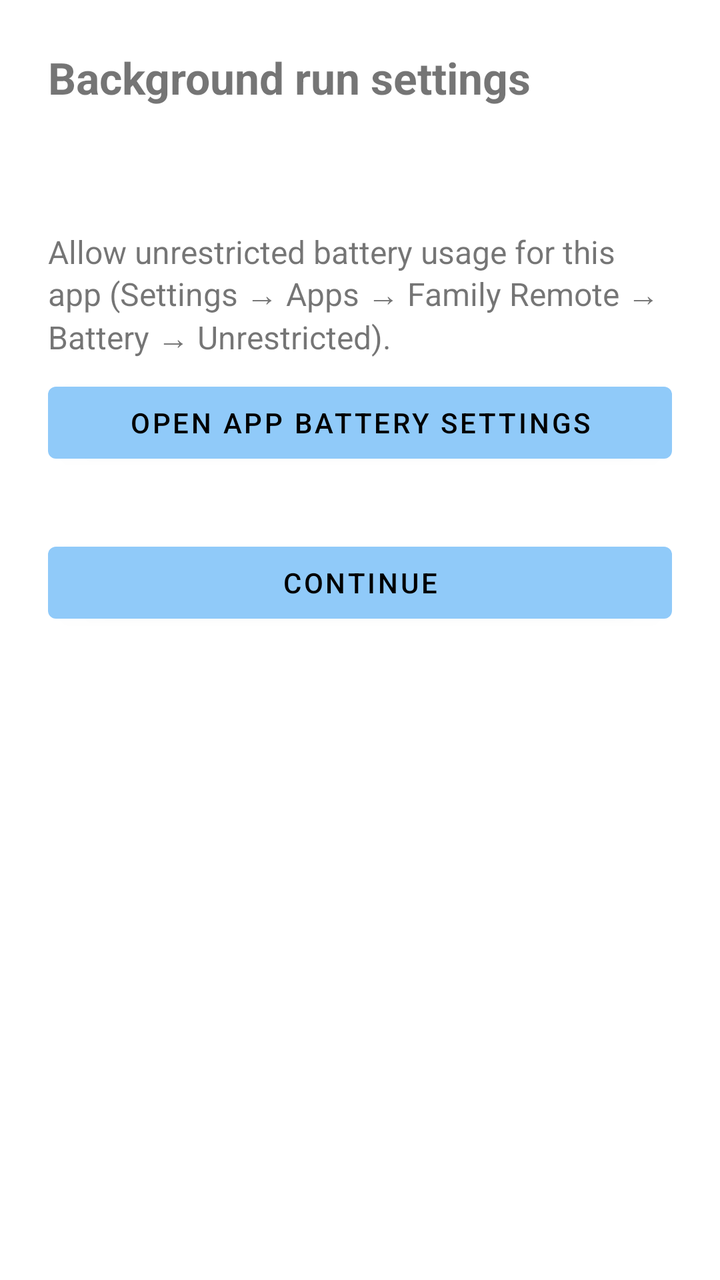
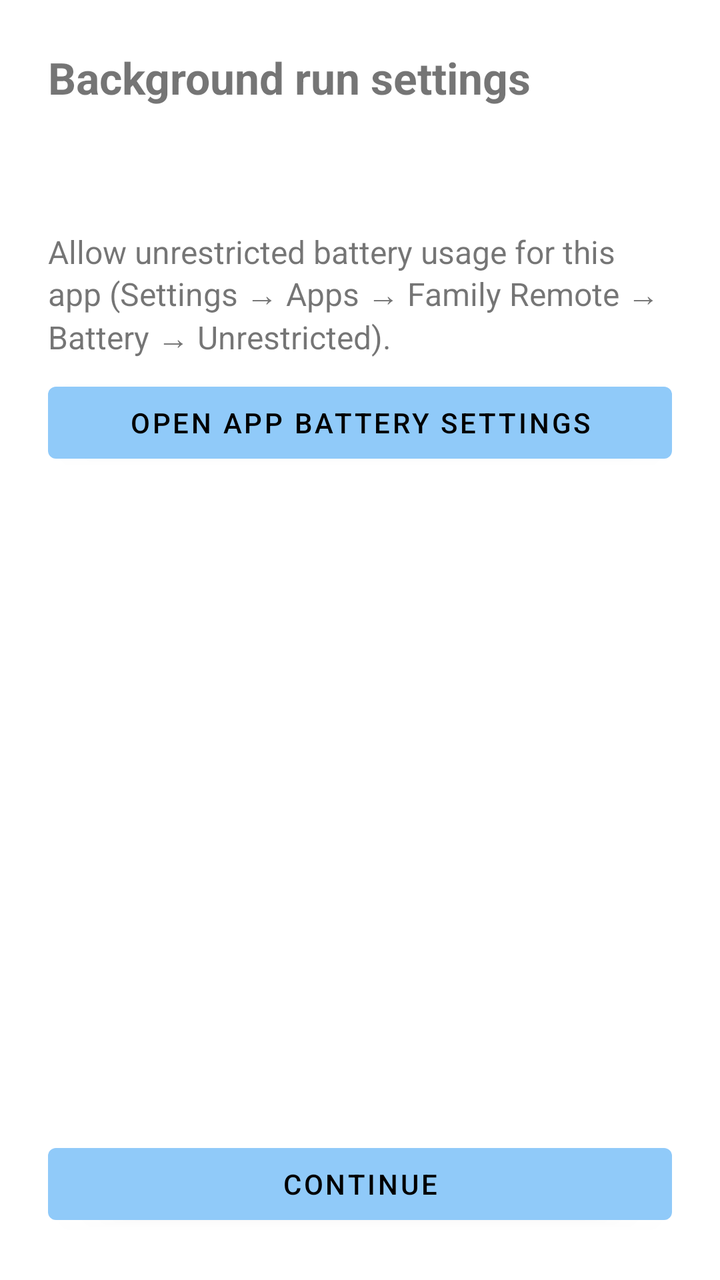

The first picture is an Android layout as it rendered before a commit; the second is the same layout after the commit. The layout source and the unified diff follow.
<!-- AndroidManifest.xml: application theme Theme.FamilyRemote -->
<!-- res/layout/activity_myos_setup_checklist.xml -->
<?xml version="1.0" encoding="utf-8"?>
<ScrollView xmlns:android="http://schemas.android.com/apk/res/android"
    android:layout_width="match_parent"
    android:layout_height="match_parent">

    <LinearLayout
        android:layout_width="match_parent"
        android:layout_height="wrap_content"
        android:orientation="vertical"
        android:padding="24dp">

        <TextView
            android:id="@+id/titleText"
            android:layout_width="wrap_content"
            android:layout_height="wrap_content"
            android:text="@string/myos_checklist_title"
            android:textSize="22sp"
            android:textStyle="bold" />

        <TextView
            android:id="@+id/introText"
            android:layout_width="match_parent"
            android:layout_height="wrap_content"
            android:layout_marginTop="16dp"
            android:textSize="16sp" />

        <TextView
            android:id="@+id/batteryStepText"
            android:layout_width="match_parent"
            android:layout_height="wrap_content"
            android:layout_marginTop="24dp"
            android:text="@string/myos_checklist_step_battery"
            android:textSize="16sp" />

        <Button
            android:id="@+id/batterySettingsButton"
            android:layout_width="match_parent"
            android:layout_height="wrap_content"
            android:layout_marginTop="8dp"
            android:text="@string/myos_checklist_step_battery_button" />

        <TextView
            android:id="@+id/autoStartStepText"
            android:layout_width="match_parent"
            android:layout_height="wrap_content"
            android:layout_marginTop="24dp"
            android:text="@string/myos_checklist_step_autostart"
            android:textSize="16sp"
            android:visibility="gone" />

        <Button
            android:id="@+id/continueButton"
            android:layout_width="match_parent"
            android:layout_height="wrap_content"
            android:layout_marginTop="32dp"
            android:text="@string/action_continue" />

    </LinearLayout>
</ScrollView>
<!-- resources referenced by this layout -->
<resources>
  <string name="action_continue">Continue</string>
  <string name="myos_checklist_step_autostart">Settings → App Management → Auto Start Management → enable Family Remote. (No direct link available on this device — please navigate there manually.)</string>
  <string name="myos_checklist_step_battery">Allow unrestricted battery usage for this app (Settings → Apps → Family Remote → Battery → Unrestricted).</string>
  <string name="myos_checklist_step_battery_button">Open app battery settings</string>
  <string name="myos_checklist_title">Background run settings</string>
  <style name="Theme.FamilyRemote" parent="Theme.MaterialComponents.DayNight.NoActionBar">
          <item name="colorPrimary">@color/pastel_blue</item>
          <item name="colorPrimaryDark">@color/pastel_blue_dark</item>
          <item name="colorOnPrimary">@color/black</item>
          <item name="colorAccent">@color/pastel_green</item>
          <item name="android:windowBackground">@color/app_background</item>
      </style>
  <color name="pastel_blue">#FF90CAF9</color>
  <color name="pastel_blue_dark">#FF64B5F6</color>
  <color name="black">#FF000000</color>
  <color name="pastel_green">#FFA5D6A7</color>
  <color name="app_background">#FFFFFFFF</color>
</resources>

<!-- the commit's change to res/layout/activity_myos_setup_checklist.xml (unified diff, before → after) -->
@@ -1,59 +1,67 @@
 <?xml version="1.0" encoding="utf-8"?>
-<ScrollView xmlns:android="http://schemas.android.com/apk/res/android"
+<LinearLayout xmlns:android="http://schemas.android.com/apk/res/android"
     android:layout_width="match_parent"
-    android:layout_height="match_parent">
+    android:layout_height="match_parent"
+    android:orientation="vertical">
 
-    <LinearLayout
+    <ScrollView
+        android:layout_width="match_parent"
+        android:layout_height="0dp"
+        android:layout_weight="1">
+
+        <LinearLayout
+            android:layout_width="match_parent"
+            android:layout_height="wrap_content"
+            android:orientation="vertical"
+            android:padding="24dp">
+
+            <TextView
+                android:id="@+id/titleText"
+                android:layout_width="wrap_content"
+                android:layout_height="wrap_content"
+                android:text="@string/myos_checklist_title"
+                android:textSize="22sp"
+                android:textStyle="bold" />
+
+            <TextView
+                android:id="@+id/introText"
+                android:layout_width="match_parent"
+                android:layout_height="wrap_content"
+                android:layout_marginTop="16dp"
+                android:textSize="16sp" />
+
+            <TextView
+                android:id="@+id/batteryStepText"
+                android:layout_width="match_parent"
+                android:layout_height="wrap_content"
+                android:layout_marginTop="24dp"
+                android:text="@string/myos_checklist_step_battery"
+                android:textSize="16sp" />
+
+            <Button
+                android:id="@+id/batterySettingsButton"
+                android:layout_width="match_parent"
+                android:layout_height="wrap_content"
+                android:layout_marginTop="8dp"
+                android:text="@string/myos_checklist_step_battery_button" />
+
+            <TextView
+                android:id="@+id/autoStartStepText"
+                android:layout_width="match_parent"
+                android:layout_height="wrap_content"
+                android:layout_marginTop="24dp"
+                android:text="@string/myos_checklist_step_autostart"
+                android:textSize="16sp"
+                android:visibility="gone" />
+
+        </LinearLayout>
+    </ScrollView>
+
+    <Button
+        android:id="@+id/continueButton"
         android:layout_width="match_parent"
         android:layout_height="wrap_content"
-        android:orientation="vertical"
-        android:padding="24dp">
+        android:layout_margin="24dp"
+        android:text="@string/action_continue" />
 
-        <TextView
-            android:id="@+id/titleText"
-            android:layout_width="wrap_content"
-            android:layout_height="wrap_content"
-            android:text="@string/myos_checklist_title"
-            android:textSize="22sp"
-            android:textStyle="bold" />
-
-        <TextView
-            android:id="@+id/introText"
-            android:layout_width="match_parent"
-            android:layout_height="wrap_content"
-            android:layout_marginTop="16dp"
-            android:textSize="16sp" />
-
-        <TextView
-            android:id="@+id/batteryStepText"
-            android:layout_width="match_parent"
-            android:layout_height="wrap_content"
-            android:layout_marginTop="24dp"
-            android:text="@string/myos_checklist_step_battery"
-            android:textSize="16sp" />
-
-        <Button
-            android:id="@+id/batterySettingsButton"
-            android:layout_width="match_parent"
-            android:layout_height="wrap_content"
-            android:layout_marginTop="8dp"
-            android:text="@string/myos_checklist_step_battery_button" />
-
-        <TextView
-            android:id="@+id/autoStartStepText"
-            android:layout_width="match_parent"
-            android:layout_height="wrap_content"
-            android:layout_marginTop="24dp"
-            android:text="@string/myos_checklist_step_autostart"
-            android:textSize="16sp"
-            android:visibility="gone" />
-
-        <Button
-            android:id="@+id/continueButton"
-            android:layout_width="match_parent"
-            android:layout_height="wrap_content"
-            android:layout_marginTop="32dp"
-            android:text="@string/action_continue" />
-
-    </LinearLayout>
-</ScrollView>
+</LinearLayout>
